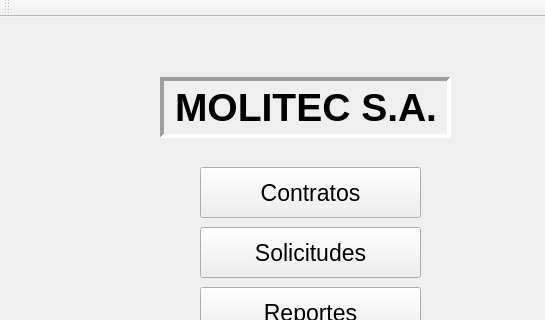
First picture: the form in mainwindow.ui, repository Jose-Cisneros/MoliTec, before the edit; both pictures show x 0 to 545 and y 0 to 320 of the 635 by 483 pixel window.
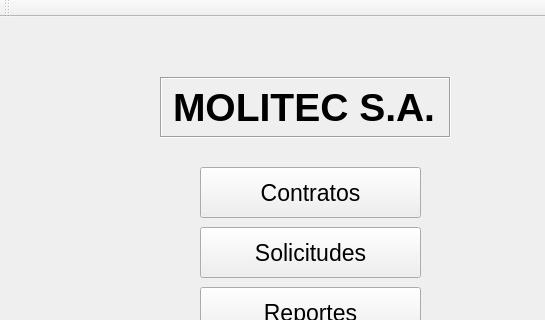
Second picture: the form after the edit.

Patch:
```diff
--- a/mainwindow.ui
+++ b/mainwindow.ui
@@ -18,9 +18,6 @@
   <property name="windowTitle">
    <string>MainWindow</string>
   </property>
-  <property name="tabShape">
-   <enum>QTabWidget::Rounded</enum>
-  </property>
   <widget class="QWidget" name="centralWidget">
    <widget class="QPushButton" name="contrato">
     <property name="geometry">
@@ -100,14 +97,11 @@
      <string extracomment="TITULO"/>
     </property>
     <property name="frameShape">
-     <enum>QFrame::Panel</enum>
+     <enum>QFrame::Box</enum>
     </property>
     <property name="frameShadow">
      <enum>QFrame::Sunken</enum>
     </property>
-    <property name="lineWidth">
-     <number>4</number>
-    </property>
     <property name="text">
      <string>MOLITEC S.A.</string>
     </property>
```
Left out of the diff: 6 changed lines with no effect on the pictures.
